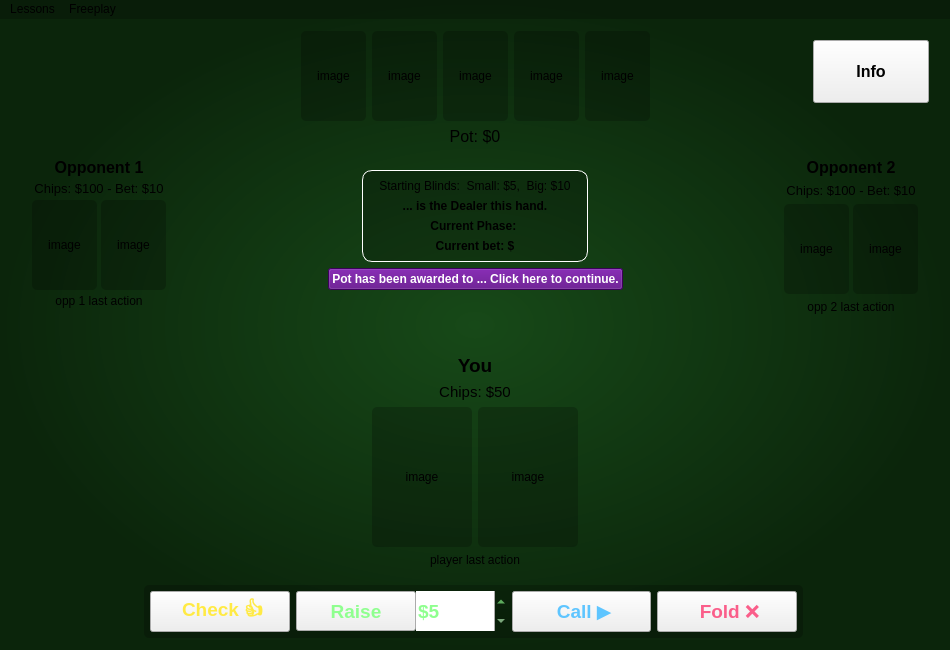
The window that PokerTeacher/view.ui (SinahiLeon/CS3505-Texas-Hold-em-Poker-Teacher) describes before a commit, drawn with Qt 5.
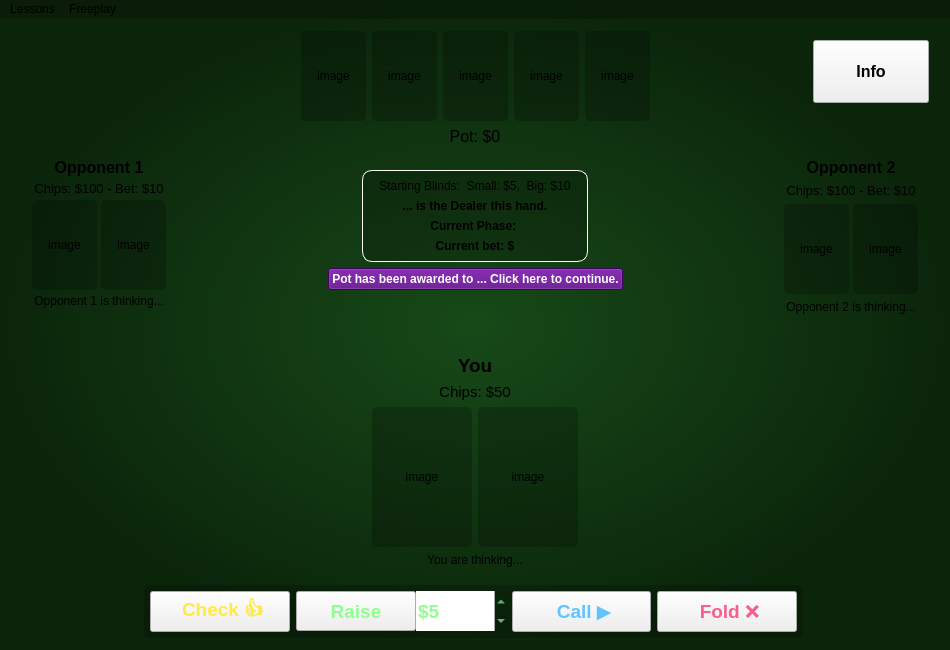
The same window after the commit.

The edit to the form file:
```diff
--- a/PokerTeacher/view.ui
+++ b/PokerTeacher/view.ui
@@ -305,7 +305,7 @@
          <item>
           <widget class="QLabel" name="opp1LastAction">
            <property name="text">
-            <string>opp 1 last action</string>
+            <string>Opponent 1 is thinking...</string>
            </property>
            <property name="alignment">
             <set>Qt::AlignmentFlag::AlignCenter</set>
@@ -1103,7 +1103,7 @@
          <item>
           <widget class="QLabel" name="playerLastAction">
            <property name="text">
-            <string>player last action</string>
+            <string>You are thinking...</string>
            </property>
            <property name="alignment">
             <set>Qt::AlignmentFlag::AlignCenter</set>
@@ -1334,7 +1334,7 @@
          <item>
           <widget class="QLabel" name="opp2LastAction">
            <property name="text">
-            <string>opp 2 last action</string>
+            <string>Opponent 2 is thinking...</string>
            </property>
            <property name="alignment">
             <set>Qt::AlignmentFlag::AlignCenter</set>
```
Left out of the diff: 2 changed lines with no effect on the pictures.
